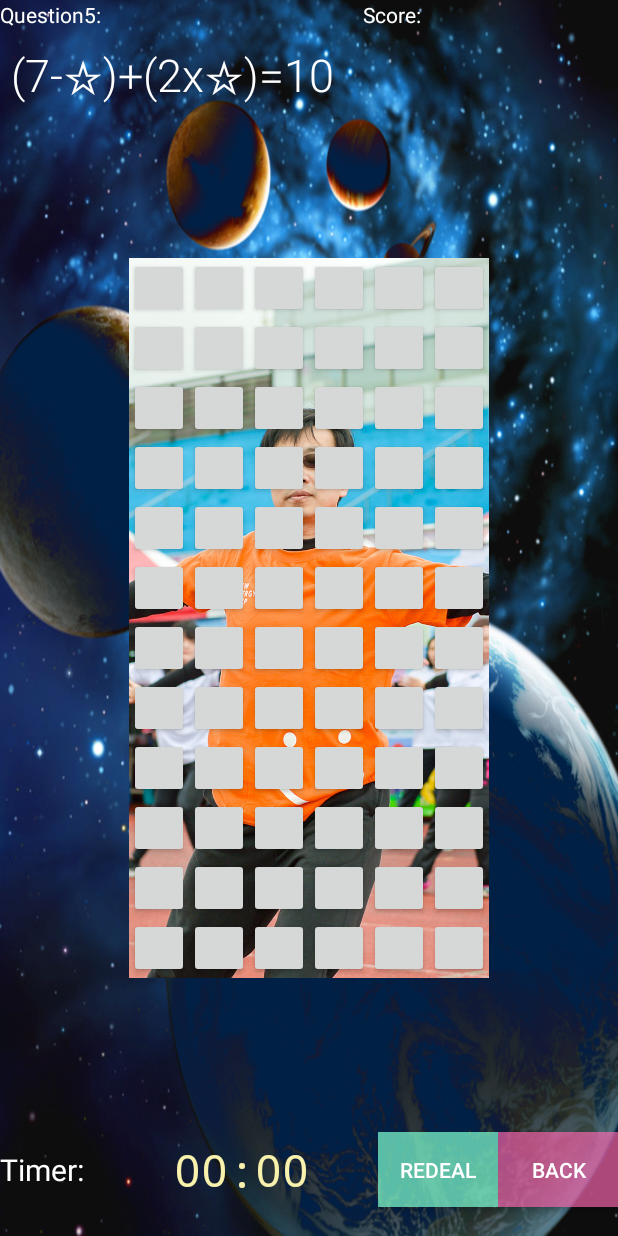
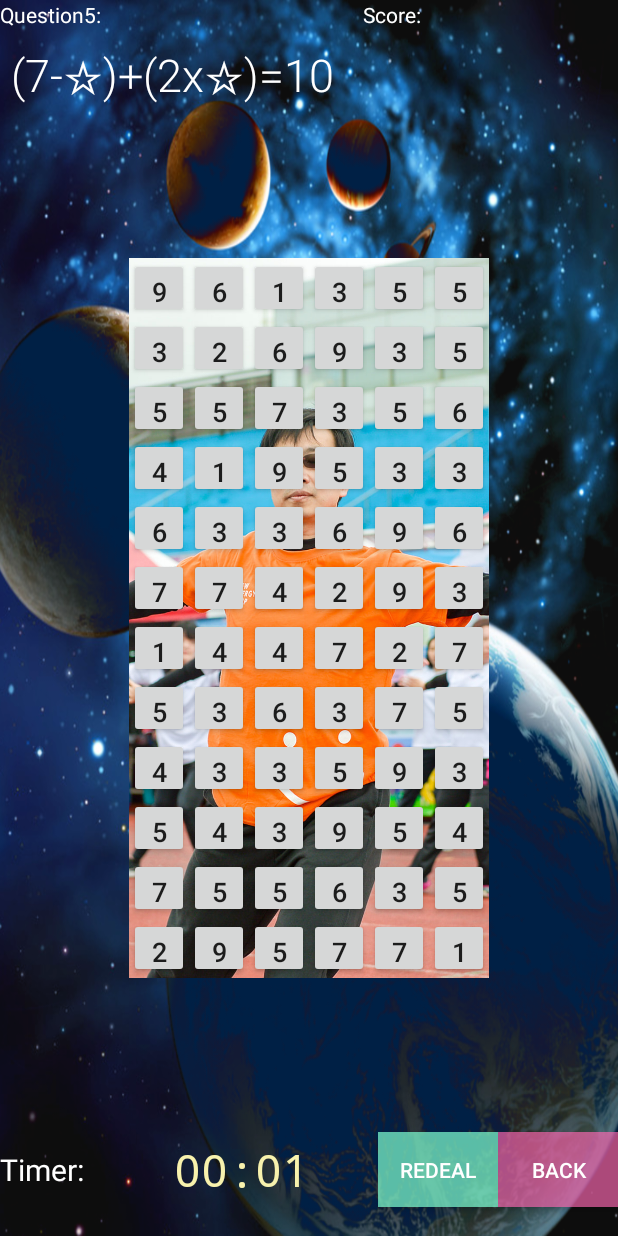
Before and after one commit to Iorimiya/Number-10, an Android app: the Level5 screen opened directly, with no data from a screen before it, on a phone screen of 412 x 824 dp. Run offline under Robolectric (Android 15) with nearby library versions, the phone set to English and light mode, and no system bars; Roboto replaces fonts that are not available here.

Commit message:
add deal function for each level

```diff
--- a/app/src/main/java/ntou/cs/java2020/classproject/Level2.java
+++ b/app/src/main/java/ntou/cs/java2020/classproject/Level2.java
@@ -4,6 +4,8 @@ import android.content.Intent;
 import android.os.Bundle;
 import android.view.View;
 import android.widget.*;
+
+import java.util.ArrayList;
 
 public class Level2 extends LevelActivity {
     @Override
@@ -34,7 +36,27 @@ public class Level2 extends LevelActivity {
                 finish();
             }
         });
-        //gamePrepare();
+        gamePrepare(6,3);
+    }
+    @Override
+    protected void deal(){
+        for(int firstCounter=1;firstCounter<=10;firstCounter++){
+            for(int secondCounter=1;secondCounter<=10;secondCounter++){
+                if(3*(2+firstCounter)-secondCounter==10){
+                    boolean duplication=false;
+                    for(ArrayList<Integer> pair:ConnectibleNumbers) {
+                        if ((firstCounter == pair.get(0) && secondCounter == pair.get(1)) || (firstCounter == pair.get(1) && secondCounter == pair.get(0))) duplication=true;
+                    }
+                    if(!duplication) {
+                        ArrayList<Integer> temp = new ArrayList<>();
+                        temp.add(firstCounter);
+                        temp.add(secondCounter);
+                        ConnectibleNumbers.add(temp);
+                    }
+                }
+            }
+        }
+        super.deal();
     }
 
 }
--- a/app/src/main/java/ntou/cs/java2020/classproject/Level3.java
+++ b/app/src/main/java/ntou/cs/java2020/classproject/Level3.java
@@ -4,6 +4,8 @@ import android.content.Intent;
 import android.os.Bundle;
 import android.view.View;
 import android.widget.*;
+
+import java.util.ArrayList;
 
 
 public class Level3 extends LevelActivity {
@@ -35,7 +37,26 @@ public class Level3 extends LevelActivity {
                 finish();
             }
         });
-        //gamePrepare();
+        gamePrepare(8,4);
     }
-
+    @Override
+    protected void deal(){
+        for(int firstCounter=1;firstCounter<=10;firstCounter++){
+            for(int secondCounter=1;secondCounter<=10;secondCounter++){
+                if(firstCounter+secondCounter==10){
+                    boolean duplication=false;
+                    for(ArrayList<Integer> pair:ConnectibleNumbers) {
+                        if ((firstCounter == pair.get(0) && secondCounter == pair.get(1)) || (firstCounter == pair.get(1) && secondCounter == pair.get(0))) duplication=true;
+                    }
+                    if(!duplication) {
+                        ArrayList<Integer> temp = new ArrayList<>();
+                        temp.add(firstCounter);
+                        temp.add(secondCounter);
+                        ConnectibleNumbers.add(temp);
+                    }
+                }
+            }
+        }
+        super.deal();
+    }
 }
--- a/app/src/main/java/ntou/cs/java2020/classproject/Level4.java
+++ b/app/src/main/java/ntou/cs/java2020/classproject/Level4.java
@@ -4,6 +4,8 @@ import android.content.Intent;
 import android.os.Bundle;
 import android.view.View;
 import android.widget.*;
+
+import java.util.ArrayList;
 
 public class Level4 extends LevelActivity {
     @Override
@@ -34,7 +36,26 @@ public class Level4 extends LevelActivity {
                 finish();
             }
         });
-        //gamePrepare();
+        gamePrepare(8,4);
     }
-
+    @Override
+    protected void deal(){
+        for(int firstCounter=1;firstCounter<=10;firstCounter++){
+            for(int secondCounter=1;secondCounter<=10;secondCounter++){
+                if(2*(5-firstCounter)+secondCounter==10){
+                    boolean duplication=false;
+                    for(ArrayList<Integer> pair:ConnectibleNumbers) {
+                        if ((firstCounter == pair.get(0) && secondCounter == pair.get(1)) || (firstCounter == pair.get(1) && secondCounter == pair.get(0))) duplication=true;
+                    }
+                    if(!duplication) {
+                        ArrayList<Integer> temp = new ArrayList<>();
+                        temp.add(firstCounter);
+                        temp.add(secondCounter);
+                        ConnectibleNumbers.add(temp);
+                    }
+                }
+            }
+        }
+        super.deal();
+    }
 }
--- a/app/src/main/java/ntou/cs/java2020/classproject/Level5.java
+++ b/app/src/main/java/ntou/cs/java2020/classproject/Level5.java
@@ -4,6 +4,8 @@ import android.content.Intent;
 import android.os.Bundle;
 import android.view.View;
 import android.widget.*;
+
+import java.util.ArrayList;
 
 public class Level5 extends LevelActivity {
     @Override
@@ -27,7 +29,26 @@ public class Level5 extends LevelActivity {
                 finish();
             }
         });
-        //gamePrepare();
+        gamePrepare(12,6);
     }
-
+    @Override
+    protected void deal(){
+        for(int firstCounter=1;firstCounter<=10;firstCounter++){
+            for(int secondCounter=1;secondCounter<=10;secondCounter++){
+                if(7-firstCounter+2*secondCounter==10){
+                    boolean duplication=false;
+                    for(ArrayList<Integer> pair:ConnectibleNumbers) {
+                        if ((firstCounter == pair.get(0) && secondCounter == pair.get(1)) || (firstCounter == pair.get(1) && secondCounter == pair.get(0))) duplication=true;
+                    }
+                    if(!duplication) {
+                        ArrayList<Integer> temp = new ArrayList<>();
+                        temp.add(firstCounter);
+                        temp.add(secondCounter);
+                        ConnectibleNumbers.add(temp);
+                    }
+                }
+            }
+        }
+        super.deal();
+    }
 }
--- a/app/src/main/res/layout/level4_page.xml
+++ b/app/src/main/res/layout/level4_page.xml
@@ -206,7 +206,7 @@
                 android:textSize="24sp" />
 
             <Button
-                android:id="@+id/block43"
+                android:id="@+id/block054"
                 android:layout_width="60dp"
                 android:layout_height="60dp"
                 android:textSize="24sp" />
--- a/app/src/main/res/layout/level5_page.xml
+++ b/app/src/main/res/layout/level5_page.xml
@@ -75,37 +75,37 @@
                 android:id="@+id/block011"
                 android:layout_width="40dp"
                 android:layout_height="40dp"
-                android:textSize="24sp" />
+                android:textSize="18sp" />
 
             <Button
                 android:id="@+id/block012"
                 android:layout_width="40dp"
                 android:layout_height="40dp"
-                android:textSize="24sp" />
+                android:textSize="18sp" />
 
             <Button
                 android:id="@+id/block013"
                 android:layout_width="40dp"
                 android:layout_height="40dp"
-                android:textSize="24sp" />
+                android:textSize="18sp" />
 
             <Button
                 android:id="@+id/block014"
                 android:layout_width="40dp"
                 android:layout_height="40dp"
-                android:textSize="24sp" />
+                android:textSize="18sp" />
 
             <Button
                 android:id="@+id/block015"
                 android:layout_width="40dp"
                 android:layout_height="40dp"
-                android:textSize="24sp" />
+                android:textSize="18sp" />
 
             <Button
                 android:id="@+id/block016"
                 android:layout_width="40dp"
                 android:layout_height="40dp"
-                android:textSize="24sp" />
+                android:textSize="18sp" />
         </TableRow>
 
         <TableRow
@@ -116,37 +116,37 @@
                 android:id="@+id/block021"
                 android:layout_width="40dp"
                 android:layout_height="40dp"
-                android:textSize="24sp" />
+                android:textSize="18sp" />
 
             <Button
                 android:id="@+id/block022"
                 android:layout_width="40dp"
                 android:layout_height="40dp"
-                android:textSize="24sp" />
+                android:textSize="18sp" />
 
             <Button
                 android:id="@+id/block023"
                 android:layout_width="40dp"
                 android:layout_height="40dp"
-                android:textSize="24sp" />
+                android:textSize="18sp" />
 
             <Button
                 android:id="@+id/block024"
                 android:layout_width="40dp"
                 android:layout_height="40dp"
-                android:textSize="24sp" />
+                android:textSize="18sp" />
 
             <Button
                 android:id="@+id/block025"
                 android:layout_width="40dp"
                 android:layout_height="40dp"
-                android:textSize="24sp" />
+                android:textSize="18sp" />
 
             <Button
                 android:id="@+id/block026"
                 android:layout_width="40dp"
                 android:layout_height="40dp"
-                android:textSize="24sp" />
+                android:textSize="18sp" />
         </TableRow>
 
         <TableRow
@@ -157,37 +157,37 @@
                 android:id="@+id/block031"
                 android:layout_width="40dp"
                 android:layout_height="40dp"
-                android:textSize="24sp" />
+                android:textSize="18sp" />
 
             <Button
                 android:id="@+id/block032"
                 android:layout_width="40dp"
                 android:layout_height="40dp"
-                android:textSize="24sp" />
+                android:textSize="18sp" />
 
             <Button
                 android:id="@+id/block033"
                 android:layout_width="40dp"
                 android:layout_height="40dp"
-                android:textSize="24sp" />
+                android:textSize="18sp" />
 
             <Button
                 android:id="@+id/block034"
                 android:layout_width="40dp"
                 android:layout_height="40dp"
-                android:textSize="24sp" />
+                android:textSize="18sp" />
 
             <Button
                 android:id="@+id/block035"
                 android:layout_width="40dp"
                 android:layout_height="40dp"
-                android:textSize="24sp" />
+                android:textSize="18sp" />
 
             <Button
                 android:id="@+id/block036"
                 android:layout_width="40dp"
                 android:layout_height="40dp"
-                android:textSize="24sp" />
+                android:textSize="18sp" />
         </TableRow>
 
         <TableRow
@@ -198,37 +198,37 @@
                 android:id="@+id/block041"
                 android:layout_width="40dp"
                 android:layout_height="40dp"
-                android:textSize="24sp"/>
+                android:textSize="18sp" />
 
             <Button
                 android:id="@+id/block042"
                 android:layout_width="40dp"
                 android:layout_height="40dp"
-                android:textSize="24sp"/>
+                android:textSize="18sp" />
 
             <Button
                 android:id="@+id/block043"
                 android:layout_width="40dp"
                 android:layout_height="40dp"
-                android:textSize="24sp"/>
+                android:textSize="18sp" />
 
             <Button
                 android:id="@+id/block044"
                 android:layout_width="40dp"
                 android:layout_height="40dp"
-                android:textSize="24sp"/>
+                android:textSize="18sp" />
 
             <Button
                 android:id="@+id/block045"
                 android:layout_width="40dp"
                 android:layout_height="40dp"
-                android:textSize="24sp"/>
+                android:textSize="18sp" />
 
             <Button
                 android:id="@+id/block046"
                 android:layout_width="40dp"
                 android:layout_height="40dp"
-                android:textSize="24sp"/>
+                android:textSize="18sp" />
         </TableRow>
 
         <TableRow
@@ -239,37 +239,37 @@
                 android:id="@+id/block051"
                 android:layout_width="40dp"
                 android:layout_height="40dp"
-                android:textSize="24sp"/>
+                android:textSize="18sp" />
 
             <Button
                 android:id="@+id/block052"
                 android:layout_width="40dp"
                 android:layout_height="40dp"
-                android:textSize="24sp"/>
+                android:textSize="18sp" />
 
             <Button
                 android:id="@+id/block053"
                 android:layout_width="40dp"
                 android:layout_height="40dp"
-                android:textSize="24sp"/>
+                android:textSize="18sp" />
 
             <Button
                 android:id="@+id/block054"
                 android:layout_width="40dp"
                 android:layout_height="40dp"
-                android:textSize="24sp"/>
+                android:textSize="18sp" />
 
             <Button
                 android:id="@+id/block055"
                 android:layout_width="40dp"
                 android:layout_height="40dp"
-                android:textSize="24sp"/>
+                android:textSize="18sp" />
 
             <Button
                 android:id="@+id/block056"
                 android:layout_width="40dp"
                 android:layout_height="40dp"
-                android:textSize="24sp"/>
+                android:textSize="18sp" />
 
         </TableRow>
 
@@ -281,37 +281,37 @@
                 android:id="@+id/block061"
                 android:layout_width="40dp"
                 android:layout_height="40dp"
-                android:textSize="24sp"/>
+                android:textSize="18sp" />
 
             <Button
                 android:id="@+id/block062"
                 android:layout_width="40dp"
                 android:layout_height="40dp"
-                android:textSize="24sp"/>
+                android:textSize="18sp" />
 
             <Button
                 android:id="@+id/block063"
                 android:layout_width="40dp"
                 android:layout_height="40dp"
-                android:textSize="24sp"/>
+                android:textSize="18sp" />
 
             <Button
                 android:id="@+id/block064"
                 android:layout_width="40dp"
                 android:layout_height="40dp"
-                android:textSize="24sp"/>
+                android:textSize="18sp" />
 
             <Button
                 android:id="@+id/block065"
                 android:layout_width="40dp"
                 android:layout_height="40dp"
-                android:textSize="24sp"/>
+                android:textSize="18sp" />
 
             <Button
                 android:id="@+id/block066"
                 android:layout_width="40dp"
                 android:layout_height="40dp"
-                android:textSize="24sp"/>
+                android:textSize="18sp" />
         </TableRow>
 
         <TableRow
@@ -322,37 +322,37 @@
                 android:id="@+id/block071"
                 android:layout_width="40dp"
                 android:layout_height="40dp"
-                android:textSize="24sp"/>
+                android:textSize="18sp" />
 
             <Button
                 android:id="@+id/block072"
                 android:layout_width="40dp"
                 android:layout_height="40dp"
-                android:textSize="24sp"/>
+                android:textSize="18sp" />
 
             <Button
                 android:id="@+id/block073"
                 android:layout_width="40dp"
                 android:layout_height="40dp"
-                android:textSize="24sp"/>
+                android:textSize="18sp" />
 
             <Button
                 android:id="@+id/block074"
                 android:layout_width="40dp"
                 android:layout_height="40dp"
-                android:textSize="24sp"/>
+                android:textSize="18sp" />
 
             <Button
                 android:id="@+id/block075"
                 android:layout_width="40dp"
                 android:layout_height="40dp"
-                android:textSize="24sp"/>
+                android:textSize="18sp" />
 
             <Button
                 android:id="@+id/block076"
                 android:layout_width="40dp"
                 android:layout_height="40dp"
-                android:textSize="24sp"/>
+                android:textSize="18sp" />
         </TableRow>
 
         <TableRow
@@ -363,37 +363,37 @@
                 android:id="@+id/block081"
                 android:layout_width="40dp"
                 android:layout_height="40dp"
-                android:textSize="24sp"/>
+                android:textSize="18sp" />
 
             <Button
                 android:id="@+id/block082"
                 android:layout_width="40dp"
                 android:layout_height="40dp"
-                android:textSize="24sp"/>
+                android:textSize="18sp" />
 
             <Button
                 android:id="@+id/block083"
                 android:layout_width="40dp"
                 android:layout_height="40dp"
-                android:textSize="24sp"/>
+                android:textSize="18sp" />
 
             <Button
                 android:id="@+id/block084"
                 android:layout_width="40dp"
                 android:layout_height="40dp"
-                android:textSize="24sp"/>
+                android:textSize="18sp" />
 
             <Button
                 android:id="@+id/block085"
                 android:layout_width="40dp"
                 android:layout_height="40dp"
-                android:textSize="24sp"/>
+                android:textSize="18sp" />
 
             <Button
                 android:id="@+id/block086"
                 android:layout_width="40dp"
                 android:layout_height="40dp"
-                android:textSize="24sp"/>
+                android:textSize="18sp" />
         </TableRow>
 
         <TableRow
@@ -404,37 +404,37 @@
                 android:id="@+id/block091"
                 android:layout_width="40dp"
                 android:layout_height="40dp"
-                android:textSize="24sp"/>
+                android:textSize="18sp" />
 
             <Button
                 android:id="@+id/block092"
                 android:layout_width="40dp"
                 android:layout_height="40dp"
-                android:textSize="24sp"/>
+                android:textSize="18sp" />
 
             <Button
                 android:id="@+id/block093"
                 android:layout_width="40dp"
                 android:layout_height="40dp"
-                android:textSize="24sp"/>
+                android:textSize="18sp" />
 
             <Button
                 android:id="@+id/block094"
                 android:layout_width="40dp"
                 android:layout_height="40dp"
-                android:textSize="24sp"/>
+                android:textSize="18sp" />
 
             <Button
                 android:id="@+id/block095"
                 android:layout_width="40dp"
                 android:layout_height="40dp"
-                android:textSize="24sp"/>
+                android:textSize="18sp" />
 
             <Button
                 android:id="@+id/block096"
                 android:layout_width="40dp"
                 android:layout_height="40dp"
-                android:textSize="24sp"/>
+                android:textSize="18sp" />
         </TableRow>
 
         <TableRow
@@ -445,37 +445,37 @@
                 android:id="@+id/block101"
                 android:layout_width="40dp"
                 android:layout_height="40dp"
-                android:textSize="24sp"/>
+                android:textSize="18sp" />
 
             <Button
                 android:id="@+id/block102"
                 android:layout_width="40dp"
                 android:layout_height="40dp"
-                android:textSize="24sp"/>
+                android:textSize="18sp" />
 
             <Button
                 android:id="@+id/block103"
                 android:layout_width="40dp"
                 android:layout_height="40dp"
-                android:textSize="24sp"/>
+                android:textSize="18sp" />
 
             <Button
                 android:id="@+id/block104"
                 android:layout_width="40dp"
                 android:layout_height="40dp"
-                android:textSize="24sp"/>
+                android:textSize="18sp" />
 
             <Button
                 android:id="@+id/block105"
                 android:layout_width="40dp"
                 android:layout_height="40dp"
-                android:textSize="24sp"/>
+                android:textSize="18sp" />
 
             <Button
                 android:id="@+id/block106"
                 android:layout_width="40dp"
                 android:layout_height="40dp"
-                 android:textSize="24sp"/>
+                 android:textSize="18sp" />
         </TableRow>
 
         <TableRow
@@ -486,37 +486,37 @@
                 android:id="@+id/block111"
                 android:layout_width="40dp"
                 android:layout_height="40dp"
-                android:textSize="24sp"/>
+                android:textSize="18sp" />
 
             <Button
                 android:id="@+id/block112"
                 android:layout_width="40dp"
                 android:layout_height="40dp"
-                android:textSize="24sp"/>
+                android:textSize="18sp" />
 
             <Button
                 android:id="@+id/block113"
                 android:layout_width="40dp"
                 android:layout_height="40dp"
-                android:textSize="24sp"/>
+                android:textSize="18sp" />
 
             <Button
                 android:id="@+id/block114"
                 android:layout_width="40dp"
                 android:layout_height="40dp"
-                android:textSize="24sp" />
+                android:textSize="18sp" />
 
             <Button
                 android:id="@+id/block115"
                 android:layout_width="40dp"
                 android:layout_height="40dp"
-                android:textSize="24sp"/>
+                android:textSize="18sp" />
 
             <Button
                 android:id="@+id/block116"
                 android:layout_width="40dp"
                 android:layout_height="40dp"
-                android:textSize="24sp"/>
+                android:textSize="18sp" />
         </TableRow>
 
         <TableRow
@@ -527,37 +527,37 @@
                 android:id="@+id/block121"
                 android:layout_width="40dp"
                 android:layout_height="40dp"
-                android:textSize="24sp"/>
+                android:textSize="18sp" />
 
             <Button
                 android:id="@+id/block122"
                 android:layout_width="40dp"
                 android:layout_height="40dp"
-                android:textSize="24sp"/>
+                android:textSize="18sp" />
 
             <Button
                 android:id="@+id/block123"
                 android:layout_width="40dp"
                 android:layout_height="40dp"
-                android:textSize="24sp"/>
+                android:textSize="18sp" />
 
             <Button
                 android:id="@+id/block124"
                 android:layout_width="40dp"
                 android:layout_height="40dp"
-                android:textSize="24sp"/>
+                android:textSize="18sp" />
 
             <Button
                 android:id="@+id/block125"
                 android:layout_width="40dp"
                 android:layout_height="40dp"
-                android:textSize="24sp"/>
+                android:textSize="18sp" />
 
             <Button
                 android:id="@+id/block126"
                 android:layout_width="40dp"
                 android:layout_height="40dp"
-                android:textSize="24sp"/>
+                android:textSize="18sp" />
         </TableRow>
     </TableLayout>
 
```
